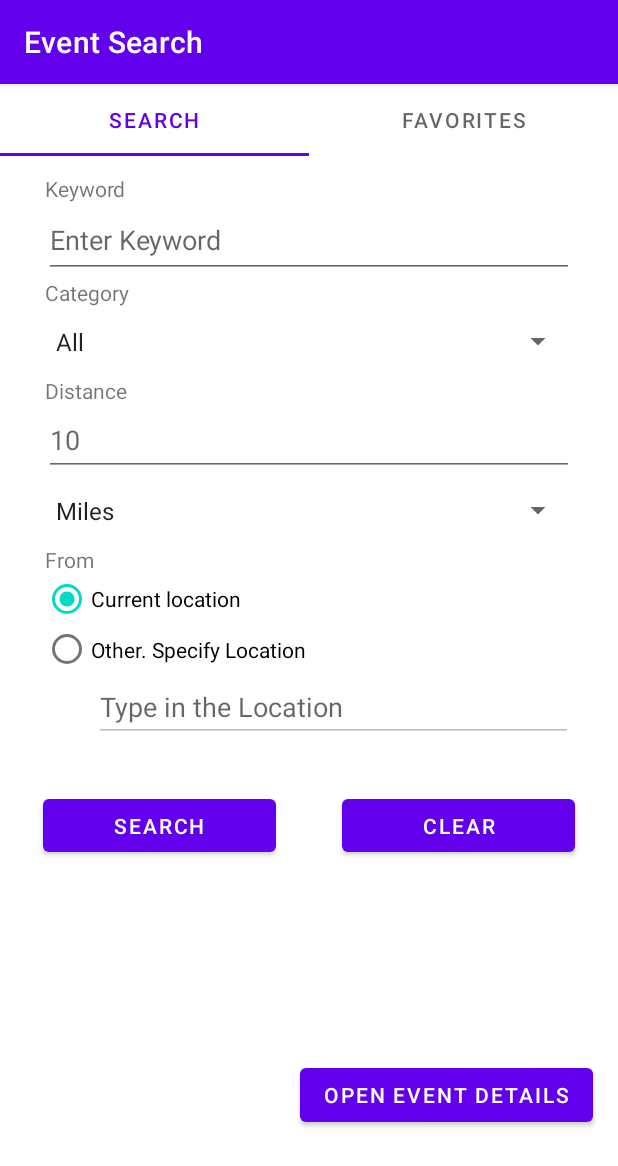
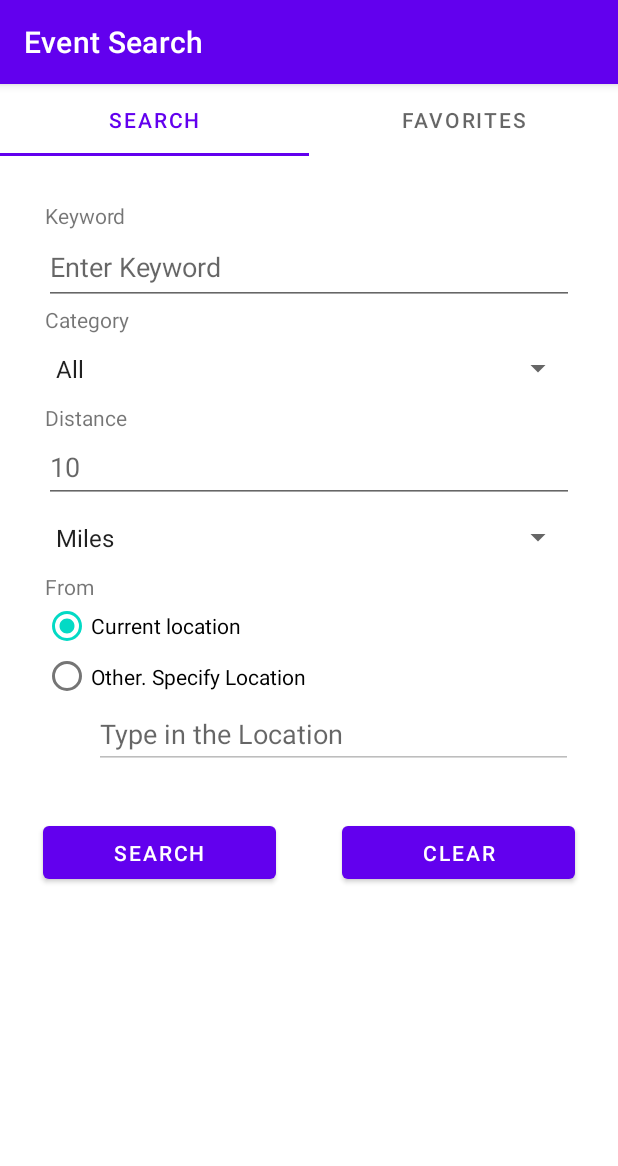
Before and after one commit to akshatatalele/event-search, an Android app: the screen it shows after launch (MainActivity), on a phone screen of 412 x 824 dp. Shown: the top 1166 px of the screen. Run offline under Robolectric (Android 15) with nearby library versions, the light colour scheme and no system bars; our stand-ins replace Volley; libraries missing offline, so code that uses them is left out: org.codehaus.jackson.

Commit message:
small changes

```diff
--- a/Homework09/HW09Android/app/src/main/java/com/example/hw09android/EventDetails_Activity.java
+++ b/Homework09/HW09Android/app/src/main/java/com/example/hw09android/EventDetails_Activity.java
@@ -37,7 +37,7 @@ public class EventDetails_Activity extends AppCompatActivity {
 
     TabLayout tabLayout;
     ViewPager2 viewPager2;
-    EventDetailsFragmentAdapter eventDetailsFragmentAdapter, adapter;
+    EventDetailsFragmentAdapter eventDetailsFragmentAdapter;
     RequestQueue requestQueue;
     ObjectMapper objectMapper = new ObjectMapper();
     EventTable eventDataModel;
--- a/Homework09/HW09Android/app/src/main/res/layout/activity_main.xml
+++ b/Homework09/HW09Android/app/src/main/res/layout/activity_main.xml
@@ -26,23 +26,14 @@
     <androidx.viewpager2.widget.ViewPager2
         android:id="@+id/ID_SearchForm_ViewPager"
         android:layout_width="match_parent"
-        android:layout_height="match_parent" >
+        android:layout_height="match_parent"
+        android:layout_below="@id/ID_SearchForm_tablayout">
 
     </androidx.viewpager2.widget.ViewPager2>
 
     <FrameLayout
         android:id="@+id/flFragment_event"
         android:layout_width="match_parent"
-        android:layout_height="match_parent">
-
-        <Button
-            android:id="@+id/button2"
-            android:layout_width="wrap_content"
-            android:layout_height="wrap_content"
-            android:text="Open event details"
-            android:translationX="200dp"
-            android:translationY="650dp"
-            android:visibility="visible" />
-    </FrameLayout>
+        android:layout_height="match_parent"/>
 
 </RelativeLayout>
--- a/Homework09/HW09Android/app/src/main/res/layout/fragment_favorites__fragments.xml
+++ b/Homework09/HW09Android/app/src/main/res/layout/fragment_favorites__fragments.xml
@@ -10,8 +10,8 @@
         android:id="@+id/ID_FavList_recyclerView"
         android:layout_width="409dp"
         android:layout_height="729dp"
-        android:layout_marginTop="60dp"
         app:layout_constraintEnd_toEndOf="parent"
+        app:layout_constraintHorizontal_bias="1.0"
         app:layout_constraintStart_toStartOf="parent"
         app:layout_constraintTop_toTopOf="parent" />
 
--- a/Homework09/HW09Android/app/src/main/res/layout/fragment_search_form_.xml
+++ b/Homework09/HW09Android/app/src/main/res/layout/fragment_search_form_.xml
@@ -16,10 +16,8 @@
             android:layout_width="wrap_content"
             android:layout_height="wrap_content"
             android:layout_marginStart="16dp"
-            android:layout_marginLeft="13dp"
-            android:layout_marginTop="60dp"
+            android:layout_marginTop="30dp"
             android:layout_marginEnd="314dp"
-            android:layout_marginRight="314dp"
             android:text="Keyword"
             app:layout_constraintBottom_toTopOf="@+id/ID_SF_Autocomplete_textview"
             app:layout_constraintEnd_toEndOf="parent"
```
Also changed, not shown: Homework09/HW09Android/app/src/main/AndroidManifest.xml (+6 -3 lines), Homework09/HW09Android/app/src/main/java/com/example/hw09android/MainActivity.java (+5 -71 lines).
